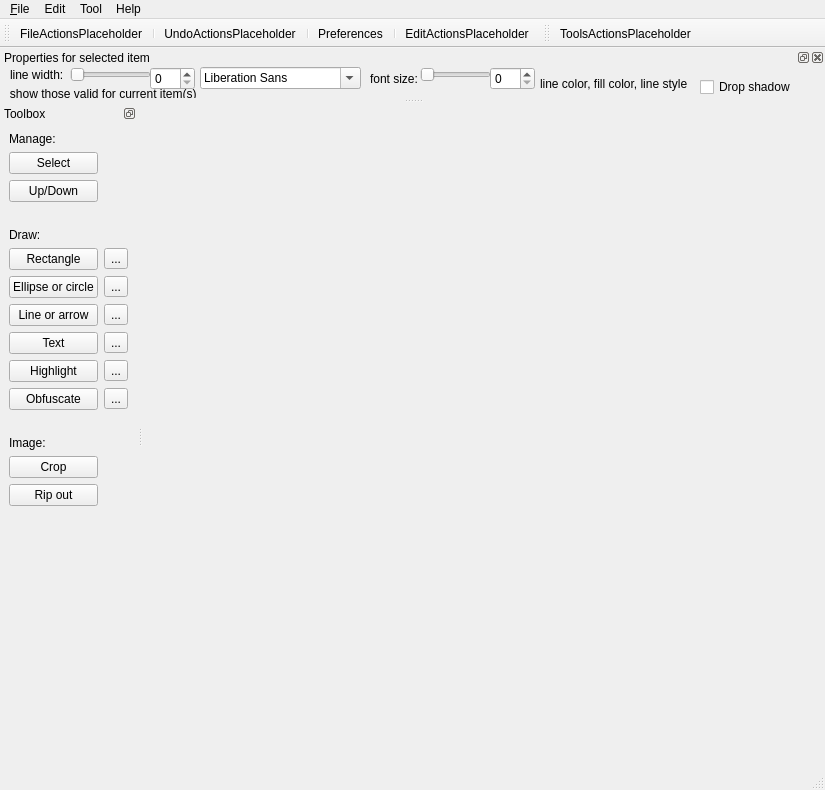
Before: the Qt Designer form src/ui/mainwindow.ui in KDE/kreenshot-editor, drawn with Qt 5.
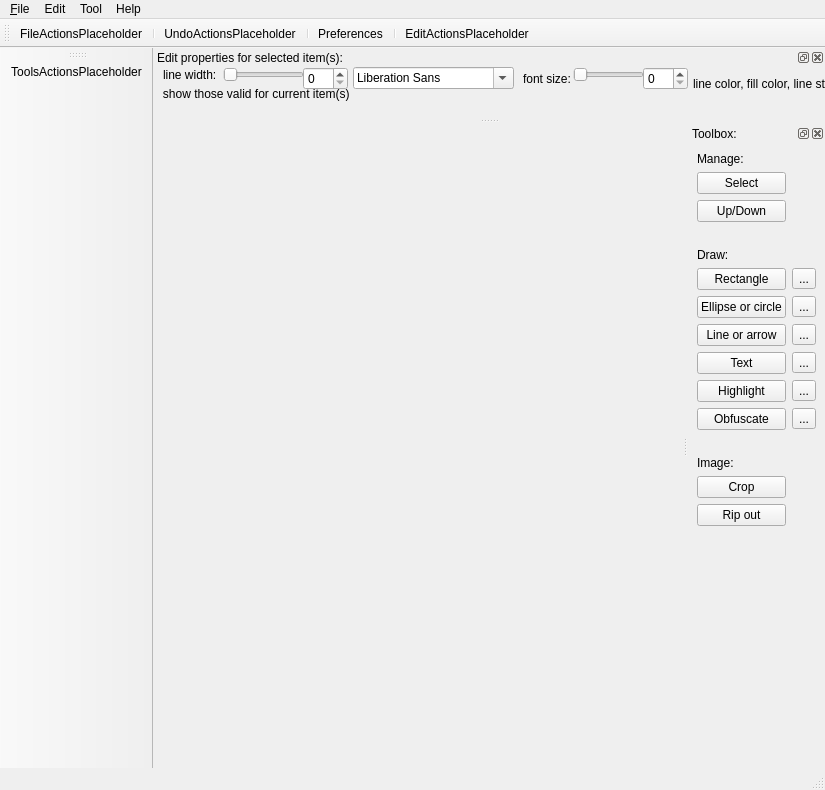
After: the same form once the commit is applied. Icons and pictures are not drawn.

Commit message: "new from clipboard" stub. Change main window layout.

```diff
--- a/src/ui/mainwindow.ui
+++ b/src/ui/mainwindow.ui
@@ -90,13 +90,16 @@
   </widget>
   <widget class="QDockWidget" name="containerToolbox">
    <property name="features">
-    <set>QDockWidget::DockWidgetFloatable|QDockWidget::DockWidgetMovable</set>
+    <set>QDockWidget::AllDockWidgetFeatures</set>
+   </property>
+   <property name="allowedAreas">
+    <set>Qt::AllDockWidgetAreas</set>
    </property>
    <property name="windowTitle">
-    <string>Toolbox</string>
+    <string>Toolbox:</string>
    </property>
    <attribute name="dockWidgetArea">
-    <number>1</number>
+    <number>2</number>
    </attribute>
    <widget class="QWidget" name="dockWidgetContents">
     <layout class="QGridLayout" name="gridLayout">
@@ -331,7 +334,7 @@
     <enum>Qt::ToolButtonIconOnly</enum>
    </property>
    <attribute name="toolBarArea">
-    <enum>TopToolBarArea</enum>
+    <enum>LeftToolBarArea</enum>
    </attribute>
    <attribute name="toolBarBreak">
     <bool>false</bool>
@@ -342,11 +345,11 @@
    <property name="minimumSize">
     <size>
      <width>58</width>
-     <height>50</height>
+     <height>70</height>
     </size>
    </property>
    <property name="windowTitle">
-    <string>Properties for selected item</string>
+    <string>Edit properties for selected item(s):</string>
    </property>
    <attribute name="dockWidgetArea">
     <number>4</number>
```
The commit also changes 4 other files.
